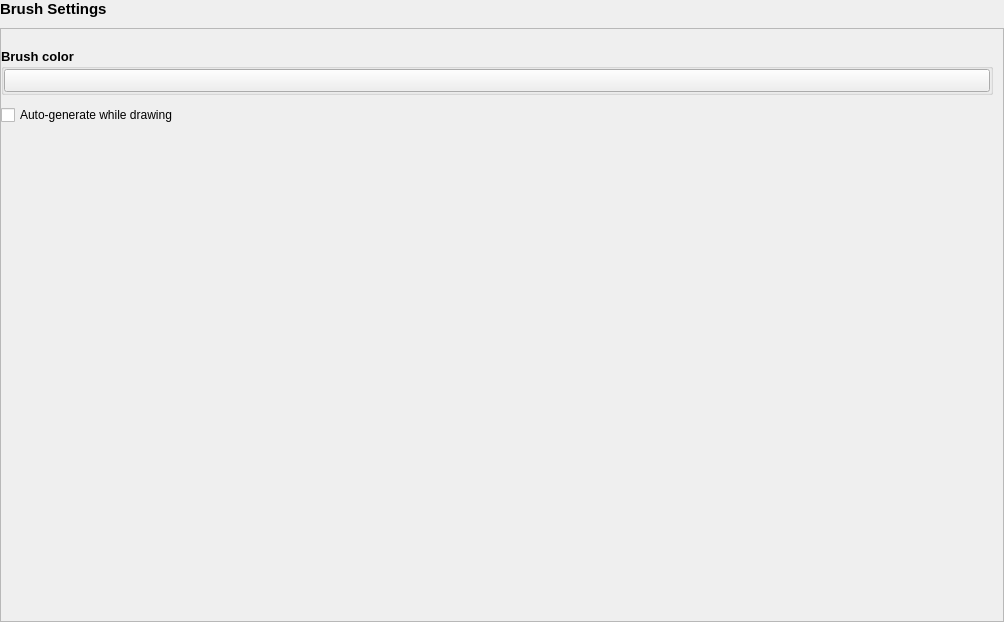
Above: src/airunner/widgets/brush/templates/brush_widget.ui from Capsize-Games/airunner before the change. Below: the same form after it.
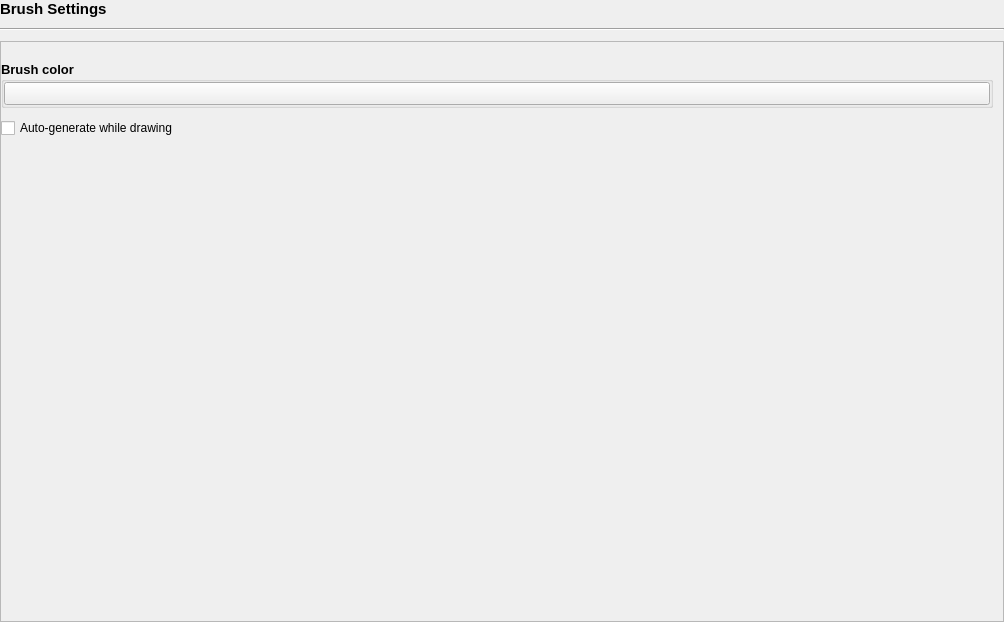
That is the form after the change. Custom widgets are drawn as their Qt base class.

Commit message: add missing horizontal lines and make header label bold for each settings widget

```diff
--- a/src/airunner/widgets/brush/templates/brush_widget.ui
+++ b/src/airunner/widgets/brush/templates/brush_widget.ui
@@ -32,7 +32,7 @@
    <property name="verticalSpacing">
     <number>10</number>
    </property>
-   <item row="1" column="0">
+   <item row="2" column="0">
     <widget class="QScrollArea" name="scrollArea">
      <property name="widgetResizable">
       <bool>true</bool>
@@ -43,7 +43,7 @@
         <x>0</x>
         <y>0</y>
         <width>1002</width>
-        <height>593</height>
+        <height>580</height>
        </rect>
       </property>
       <layout class="QGridLayout" name="gridLayout">
@@ -227,6 +227,13 @@
      </property>
     </widget>
    </item>
+   <item row="1" column="0">
+    <widget class="Line" name="line">
+     <property name="orientation">
+      <enum>Qt::Orientation::Horizontal</enum>
+     </property>
+    </widget>
+   </item>
   </layout>
  </widget>
  <customwidgets>
```
The commit also changes 11 other files.
